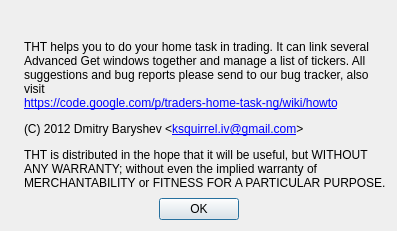
First picture: the form in about.ui, repository HappySeaFox/tht, before the edit.
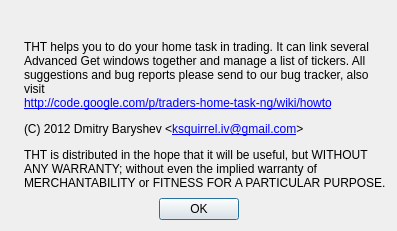
Second picture: the form after the edit. Icons and pictures are not drawn.

Commit message: Use http instead of https

The edit to the form file:
```diff
--- a/about.ui
+++ b/about.ui
@@ -92,7 +92,7 @@
          <property name="text">
           <string>THT helps you to do your home task in trading. It can link several Advanced Get windows together and manage a list of tickers.
 
-All suggestions and bug reports please send to our bug tracker, also visit&lt;br/&gt;&lt;a href=&quot;https://code.google.com/p/traders-home-task-ng&quot;&gt;https://code.google.com/p/traders-home-task-ng/wiki/howto&lt;/a&gt;</string>
+All suggestions and bug reports please send to our bug tracker, also visit&lt;br/&gt;&lt;a href=&quot;http://code.google.com/p/traders-home-task-ng&quot;&gt;http://code.google.com/p/traders-home-task-ng/wiki/howto&lt;/a&gt;</string>
          </property>
          <property name="textFormat">
           <enum>Qt::RichText</enum>
```
The commit also changes 3 other files.
